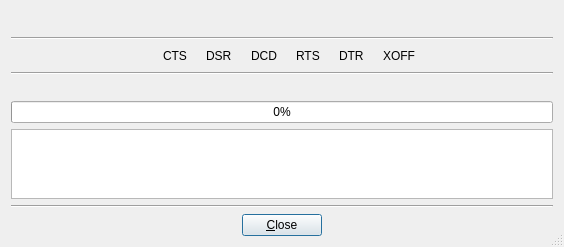
Qt form src/serialtransmissiondialog.ui (GCodeProjects/GCodeWorkShop) before a commit.
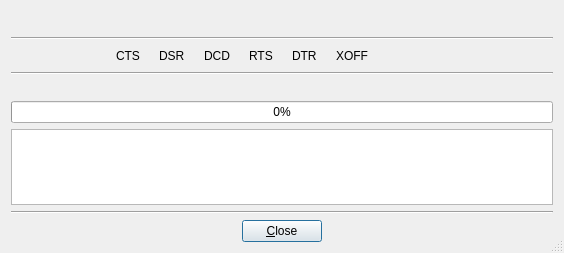
The same form after that commit. Icons and pictures are not drawn.

```diff
--- a/src/serialtransmissiondialog.ui
+++ b/src/serialtransmissiondialog.ui
@@ -10,7 +10,7 @@
     <x>0</x>
     <y>0</y>
     <width>564</width>
-    <height>245</height>
+    <height>253</height>
    </rect>
   </property>
   <property name="windowIcon">
@@ -311,6 +311,19 @@
        </property>
       </widget>
      </item>
+     <item>
+      <spacer name="horizontalSpacer_7">
+       <property name="orientation">
+        <enum>Qt::Horizontal</enum>
+       </property>
+       <property name="sizeHint" stdset="0">
+        <size>
+         <width>40</width>
+         <height>20</height>
+        </size>
+       </property>
+      </spacer>
+     </item>
      <item>
       <spacer name="horizontalSpacer_4">
        <property name="orientation">
@@ -337,11 +350,34 @@
     </widget>
    </item>
    <item>
+    <layout class="QHBoxLayout" name="horizontalLayout_4">
+     <item>
+      <widget class="QLabel" name="modeLabel">
+       <property name="sizePolicy">
+        <sizepolicy hsizetype="Minimum" vsizetype="Preferred">
+         <horstretch>0</horstretch>
+         <verstretch>0</verstretch>
+        </sizepolicy>
+       </property>
+       <property name="text">
+        <string/>
+       </property>
+      </widget>
+     </item>
+     <item>
     <widget class="QLabel" name="label">
+       <property name="sizePolicy">
+        <sizepolicy hsizetype="Expanding" vsizetype="Preferred">
+         <horstretch>0</horstretch>
+         <verstretch>0</verstretch>
+        </sizepolicy>
+       </property>
      <property name="text">
       <string/>
      </property>
     </widget>
+     </item>
+    </layout>
    </item>
    <item>
     <widget class="QProgressBar" name="progressBar">
```
Lines whose indentation alone changed are shown as unchanged.
